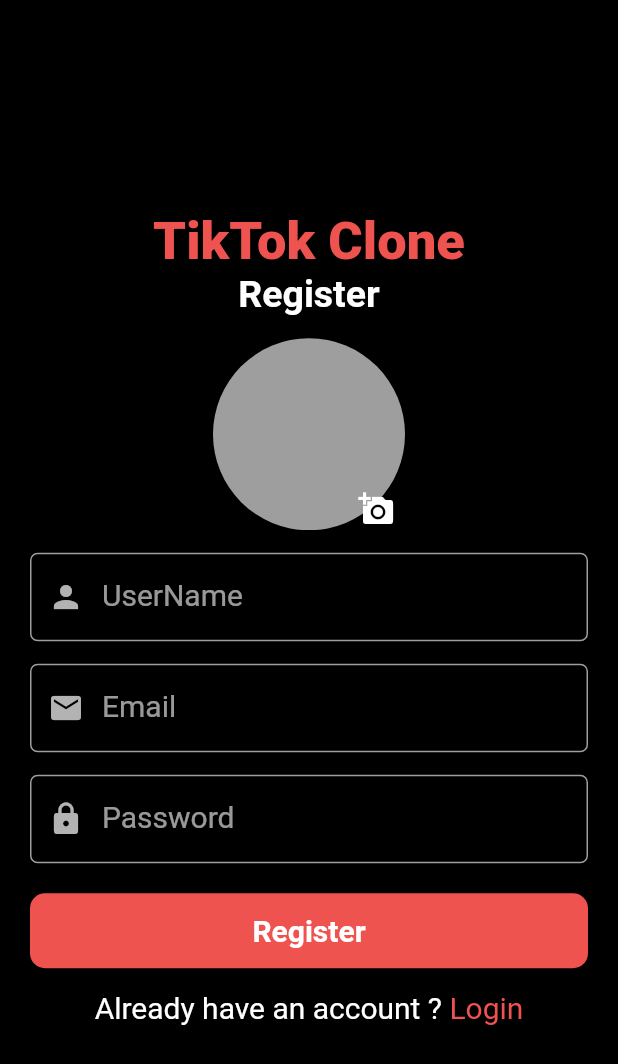
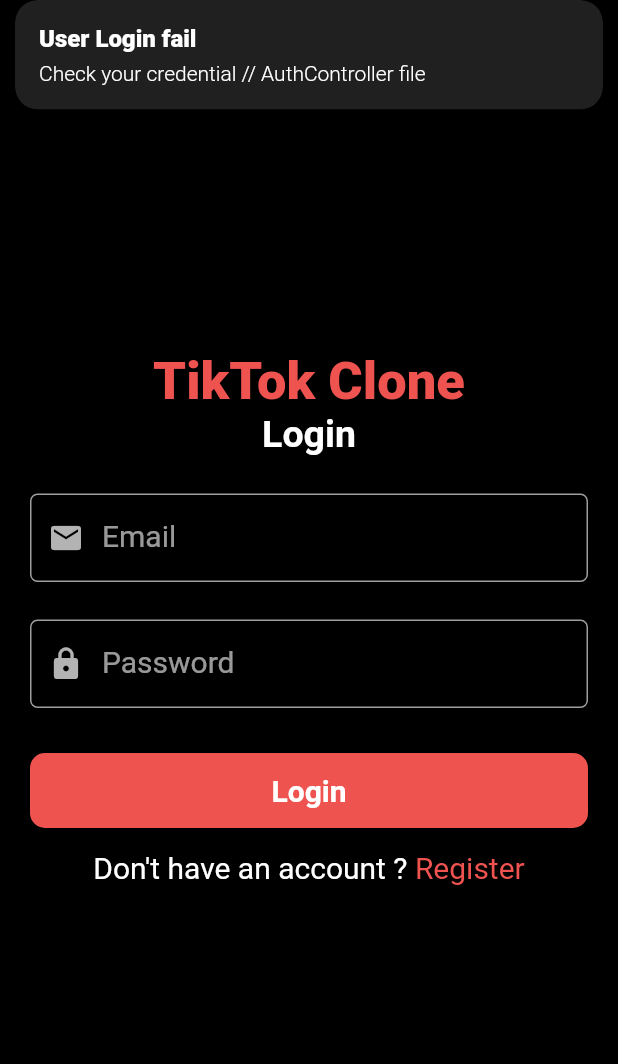
Before and after one commit to Frabbi727/TikTok-Clone-App, a Flutter app: the screen it shows after launch, after a tap on "Login", on a phone screen of 412 x 824 dp. Shown: the top 1064 px of the screen. Run offline on Flutter 3.47's test engine with Material 2 defaults, Android fonts, the phone set to English and light mode, and no system bars; our stand-ins replace cloud_firestore, firebase_auth, firebase_core, firebase_storage, get, image_picker and 1 more; accounts and stored records are empty.

Commit message:
User login work properly and video upload easy and can be viewed

```diff
--- a/lib/controllers/auth_controller.dart
+++ b/lib/controllers/auth_controller.dart
@@ -2,10 +2,14 @@ import 'dart:io';
 
 import 'package:firebase_auth/firebase_auth.dart';
 import 'package:firebase_storage/firebase_storage.dart';
+import 'package:flutter/material.dart';
+import 'package:flutter/widgets.dart';
 
 import 'package:get/get.dart';
 import 'package:image_picker/image_picker.dart';
 import 'package:tiktoc_clone_app/constants.dart';
+import 'package:tiktoc_clone_app/views/screens/auth/login_screen.dart';
+import 'package:tiktoc_clone_app/views/screens/home_screen.dart';
 
 import '../models/user.dart' as model;
 
@@ -77,6 +81,25 @@ import '../models/user.dart' as model;
 
 class AuthController extends GetxController {
   static AuthController instance = Get.find();
+  // refresh user every time for home screen
+  late Rx<User?>
+      _user; // this User is not the model User, Its firebase Auth User
+
+  @override
+  void onReady() {
+    _user = Rx<User?>(firebaseAuth.currentUser);
+    _user.bindStream(firebaseAuth.authStateChanges());
+    ever(_user, _setInitialScreen);
+    super.onReady();
+  }
+
+  _setInitialScreen(User? user) {
+    if (user == null) {
+      Get.offAll(() => LoginScreen());
+    } else {
+      Get.offAll(() => HomeScreen());
+    }
+  }
 
   // PickImage from gallery
   late Rx<File?> _pickedImage;
@@ -119,7 +142,7 @@ class AuthController extends GetxController {
 // if all are ok then save email and password save for authentication and save other data to firebase database
         UserCredential cred = await firebaseAuth.createUserWithEmailAndPassword(
             email: email, password: password);
-            print('Upload image');
+        print('Upload image');
 // image Uplodad
         String downloadUrl = await _uploadToStorage(image);
         model.User user = model.User(
@@ -129,10 +152,7 @@ class AuthController extends GetxController {
           profilePhoto: downloadUrl,
         );
         print('enter 001****');
-        await firestore
-            .collection('users')
-            .doc(cred.user!.uid)
-            .set(
+        await firestore.collection('users').doc(cred.user!.uid).set(
               user.toJson(),
             );
 
@@ -155,4 +175,31 @@ class AuthController extends GetxController {
       print(e.toString());
     }
   }
+
+// Login User function
+
+  void loginUser(String email, String password) async {
+    try {
+      print('Enter Login Try bloc // AuthController file');
+      if (email.isNotEmpty && password.isNotEmpty) {
+        print('Enter login if Statement // AuthController file');
+        // Login User
+        await firebaseAuth.signInWithEmailAndPassword(
+            email: email, password: password);
+        print('User log in successfully');
+        print(firebaseAuth.currentUser!.email);
+        print(firebaseAuth.currentUser!.uid);
+      } else {
+        print(
+            'Enter login user else statement problem occured // AuthController file ');
+        Get.snackbar(
+            'User Login fail', 'Check your credential // AuthController file');
+      }
+    } catch (e) {
+      print(
+          'enter login catch block which mean problem // AuthController file');
+      Get.snackbar('Error Login User', e.toString(),
+          padding: EdgeInsets.all(5), icon: Icon(Icons.dangerous));
+    }
+  }
 }
--- a/lib/main.dart
+++ b/lib/main.dart
@@ -1,6 +1,7 @@
 import 'package:firebase_core/firebase_core.dart';
 import 'package:flutter/material.dart';
 import 'package:get/get.dart';
+import 'package:tiktoc_clone_app/views/screens/auth/login_screen.dart';
 
 import 'package:tiktoc_clone_app/views/screens/auth/signup_screen.dart';
 import './constants.dart';
@@ -26,10 +27,10 @@ class MyApp extends StatelessWidget {
       title: 'TikTok Clone',
       theme:
           ThemeData.dark().copyWith(scaffoldBackgroundColor: backgroundColor),
-      home: SignupScreen(),
+      home: LoginScreen(),
     );
   }
 }
 
 
-//55.29
+//1:32:39
--- a/lib/views/screens/auth/login_screen.dart
+++ b/lib/views/screens/auth/login_screen.dart
@@ -59,9 +59,9 @@ class LoginScreen extends StatelessWidget {
                 ),
                 Container(
                   child: InkWell(
-                    onTap: () {
-                      print('Click');
-                    },
+                    onTap: () => authController.loginUser(
+                        _emailController.text.trim(),
+                        _passwordController.text.trim()),
                     child: Center(
                       child: Text(
                         'Login',
--- a/lib/views/screens/auth/signup_screen.dart
+++ b/lib/views/screens/auth/signup_screen.dart
@@ -104,9 +104,9 @@ class SignupScreen extends StatelessWidget {
 
                     onTap: () => authController.registerUser(
 
-                      _userNameController.text,
-                      _emailController.text,
-                      _passwordController.text,
+                      _userNameController.text.trim(),
+                      _emailController.text.trim(),
+                      _passwordController.text.trim(),
                       authController.profilePhoto,
                     ),
 
--- a/pubspec.yaml
+++ b/pubspec.yaml
@@ -40,6 +40,7 @@ dependencies:
   firebase_storage: ^10.2.17
   cloud_firestore: ^3.1.17
   image_picker: ^0.8.5+3
+  video_player: ^2.4.2
 
 
 dev_dependencies:
```
Also changed, not shown: lib/constants.dart (+9 -0 lines), lib/views/screens/add_video_screen.dart (added, +103 -0 lines), lib/views/screens/confirm_screen.dart (added, +95 -0 lines), lib/views/screens/home_screen.dart (added, +64 -0 lines), lib/views/widgets/custom_icon.dart (added, +51 -0 lines), pubspec.lock, 1 other file.
